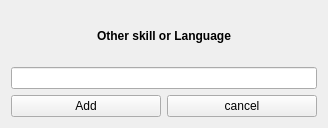
Above: widgets_file/ui_file_backup/other_skills.ui from ericmullally/dnd_tracker before the change. Below: the same form after it.
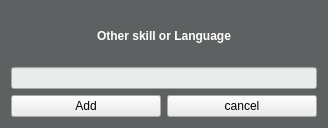
That is the form after the change.

The edit to the form file:
```diff
--- a/widgets_file/ui_file_backup/other_skills.ui
+++ b/widgets_file/ui_file_backup/other_skills.ui
@@ -10,6 +10,448 @@
     <height>128</height>
    </rect>
   </property>
+  <property name="palette">
+   <palette>
+    <active>
+     <colorrole role="WindowText">
+      <brush brushstyle="SolidPattern">
+       <color alpha="255">
+        <red>255</red>
+        <green>255</green>
+        <blue>255</blue>
+       </color>
+      </brush>
+     </colorrole>
+     <colorrole role="Button">
+      <brush brushstyle="SolidPattern">
+       <color alpha="255">
+        <red>94</red>
+        <green>97</green>
+        <blue>98</blue>
+       </color>
+      </brush>
+     </colorrole>
+     <colorrole role="Light">
+      <brush brushstyle="SolidPattern">
+       <color alpha="255">
+        <red>141</red>
+        <green>146</green>
+        <blue>147</blue>
+       </color>
+      </brush>
+     </colorrole>
+     <colorrole role="Midlight">
+      <brush brushstyle="SolidPattern">
+       <color alpha="255">
+        <red>117</red>
+        <green>121</green>
+        <blue>122</blue>
+       </color>
+      </brush>
+     </colorrole>
+     <colorrole role="Dark">
+      <brush brushstyle="SolidPattern">
+       <color alpha="255">
+        <red>47</red>
+        <green>48</green>
+        <blue>49</blue>
+       </color>
+      </brush>
+     </colorrole>
+     <colorrole role="Mid">
+      <brush brushstyle="SolidPattern">
+       <color alpha="255">
+        <red>62</red>
+        <green>64</green>
+        <blue>65</blue>
+       </color>
+      </brush>
+     </colorrole>
+     <colorrole role="Text">
+      <brush brushstyle="SolidPattern">
+       <color alpha="255">
+        <red>255</red>
+        <green>255</green>
+        <blue>255</blue>
+       </color>
+      </brush>
+     </colorrole>
+     <colorrole role="BrightText">
+      <brush brushstyle="SolidPattern">
+       <color alpha="255">
+        <red>255</red>
+        <green>255</green>
+        <blue>255</blue>
+       </color>
+      </brush>
+     </colorrole>
+     <colorrole role="ButtonText">
+      <brush brushstyle="SolidPattern">
+       <color alpha="255">
+        <red>255</red>
+        <green>255</green>
+        <blue>255</blue>
+       </color>
+      </brush>
+     </colorrole>
+     <colorrole role="Base">
+      <brush brushstyle="SolidPattern">
+       <color alpha="255">
+        <red>0</red>
+        <green>0</green>
+        <blue>0</blue>
+       </color>
+      </brush>
+     </colorrole>
+     <colorrole role="Window">
+      <brush brushstyle="SolidPattern">
+       <color alpha="255">
+        <red>94</red>
+        <green>97</green>
+        <blue>98</blue>
+       </color>
+      </brush>
+     </colorrole>
+     <colorrole role="Shadow">
+      <brush brushstyle="SolidPattern">
+       <color alpha="255">
+        <red>0</red>
+        <green>0</green>
+        <blue>0</blue>
+       </color>
+      </brush>
+     </colorrole>
+     <colorrole role="AlternateBase">
+      <brush brushstyle="SolidPattern">
+       <color alpha="255">
+        <red>47</red>
+        <green>48</green>
+        <blue>49</blue>
+       </color>
+      </brush>
+     </colorrole>
+     <colorrole role="ToolTipBase">
+      <brush brushstyle="SolidPattern">
+       <color alpha="255">
+        <red>255</red>
+        <green>255</green>
+        <blue>220</blue>
+       </color>
+      </brush>
+     </colorrole>
+     <colorrole role="ToolTipText">
+      <brush brushstyle="SolidPattern">
+       <color alpha="255">
+        <red>0</red>
+        <green>0</green>
+        <blue>0</blue>
+       </color>
+      </brush>
+     </colorrole>
+     <colorrole role="PlaceholderText">
+      <brush brushstyle="SolidPattern">
+       <color alpha="128">
+        <red>255</red>
+        <green>255</green>
+        <blue>255</blue>
+       </color>
+      </brush>
+     </colorrole>
+    </active>
+    <inactive>
+     <colorrole role="WindowText">
+      <brush brushstyle="SolidPattern">
+       <color alpha="255">
+        <red>255</red>
+        <green>255</green>
+        <blue>255</blue>
+       </color>
+      </brush>
+     </colorrole>
+     <colorrole role="Button">
+      <brush brushstyle="SolidPattern">
+       <color alpha="255">
+        <red>94</red>
+        <green>97</green>
+        <blue>98</blue>
+       </color>
+      </brush>
+     </colorrole>
+     <colorrole role="Light">
+      <brush brushstyle="SolidPattern">
+       <color alpha="255">
+        <red>141</red>
+        <green>146</green>
+        <blue>147</blue>
+       </color>
+      </brush>
+     </colorrole>
+     <colorrole role="Midlight">
+      <brush brushstyle="SolidPattern">
+       <color alpha="255">
+        <red>117</red>
+        <green>121</green>
+        <blue>122</blue>
+       </color>
+      </brush>
+     </colorrole>
+     <colorrole role="Dark">
+      <brush brushstyle="SolidPattern">
+       <color alpha="255">
+        <red>47</red>
+        <green>48</green>
+        <blue>49</blue>
+       </color>
+      </brush>
+     </colorrole>
+     <colorrole role="Mid">
+      <brush brushstyle="SolidPattern">
+       <color alpha="255">
+        <red>62</red>
+        <green>64</green>
+        <blue>65</blue>
+       </color>
+      </brush>
+     </colorrole>
+     <colorrole role="Text">
+      <brush brushstyle="SolidPattern">
+       <color alpha="255">
+        <red>255</red>
+        <green>255</green>
+        <blue>255</blue>
+       </color>
+      </brush>
+     </colorrole>
+     <colorrole role="BrightText">
+      <brush brushstyle="SolidPattern">
+       <color alpha="255">
+        <red>255</red>
+        <green>255</green>
+        <blue>255</blue>
+       </color>
+      </brush>
+     </colorrole>
+     <colorrole role="ButtonText">
+      <brush brushstyle="SolidPattern">
+       <color alpha="255">
+        <red>255</red>
+        <green>255</green>
+        <blue>255</blue>
+       </color>
+      </brush>
+     </colorrole>
+     <colorrole role="Base">
+      <brush brushstyle="SolidPattern">
+       <color alpha="255">
+        <red>0</red>
+        <green>0</green>
+        <blue>0</blue>
+       </color>
+      </brush>
+     </colorrole>
+     <colorrole role="Window">
+      <brush brushstyle="SolidPattern">
+       <color alpha="255">
+        <red>94</red>
+        <green>97</green>
+        <blue>98</blue>
+       </color>
+      </brush>
+     </colorrole>
+     <colorrole role="Shadow">
+      <brush brushstyle="SolidPattern">
+       <color alpha="255">
+        <red>0</red>
+        <green>0</green>
+        <blue>0</blue>
+       </color>
+      </brush>
+     </colorrole>
+     <colorrole role="AlternateBase">
+      <brush brushstyle="SolidPattern">
+       <color alpha="255">
+        <red>47</red>
+        <green>48</green>
+        <blue>49</blue>
+       </color>
+      </brush>
+     </colorrole>
+     <colorrole role="ToolTipBase">
+      <brush brushstyle="SolidPattern">
+       <color alpha="255">
+        <red>255</red>
+        <green>255</green>
+        <blue>220</blue>
+       </color>
+      </brush>
+     </colorrole>
+     <colorrole role="ToolTipText">
+      <brush brushstyle="SolidPattern">
+       <color alpha="255">
+        <red>0</red>
+        <green>0</green>
+        <blue>0</blue>
+       </color>
+      </brush>
+     </colorrole>
+     <colorrole role="PlaceholderText">
+      <brush brushstyle="SolidPattern">
+       <color alpha="128">
+        <red>255</red>
+        <green>255</green>
+        <blue>255</blue>
+       </color>
+      </brush>
+     </colorrole>
+    </inactive>
+    <disabled>
+     <colorrole role="WindowText">
+      <brush brushstyle="SolidPattern">
+       <color alpha="255">
+        <red>47</red>
+        <green>48</green>
+        <blue>49</blue>
+       </color>
+      </brush>
+     </colorrole>
+     <colorrole role="Button">
+      <brush brushstyle="SolidPattern">
+       <color alpha="255">
+        <red>94</red>
+        <green>97</green>
+        <blue>98</blue>
+       </color>
+      </brush>
+     </colorrole>
+     <colorrole role="Light">
+      <brush brushstyle="SolidPattern">
+       <color alpha="255">
+        <red>141</red>
+        <green>146</green>
+        <blue>147</blue>
+       </color>
+      </brush>
+     </colorrole>
+     <colorrole role="Midlight">
+      <brush brushstyle="SolidPattern">
+       <color alpha="255">
+        <red>117</red>
+        <green>121</green>
+        <blue>122</blue>
+       </color>
+      </brush>
+     </colorrole>
+     <colorrole role="Dark">
+      <brush brushstyle="SolidPattern">
+       <color alpha="255">
+        <red>47</red>
+        <green>48</green>
+        <blue>49</blue>
+       </color>
+      </brush>
+     </colorrole>
+     <colorrole role="Mid">
+      <brush brushstyle="SolidPattern">
+       <color alpha="255">
+        <red>62</red>
+        <green>64</green>
+        <blue>65</blue>
+       </color>
+      </brush>
+     </colorrole>
+     <colorrole role="Text">
+      <brush brushstyle="SolidPattern">
+       <color alpha="255">
+        <red>47</red>
+        <green>48</green>
+        <blue>49</blue>
+       </color>
+      </brush>
+     </colorrole>
+     <colorrole role="BrightText">
+      <brush brushstyle="SolidPattern">
+       <color alpha="255">
+        <red>255</red>
+        <green>255</green>
+        <blue>255</blue>
+       </color>
+      </brush>
+     </colorrole>
+     <colorrole role="ButtonText">
+      <brush brushstyle="SolidPattern">
+       <color alpha="255">
+        <red>47</red>
+        <green>48</green>
+        <blue>49</blue>
+       </color>
+      </brush>
+     </colorrole>
+     <colorrole role="Base">
+      <brush brushstyle="SolidPattern">
+       <color alpha="255">
+        <red>94</red>
+        <green>97</green>
+        <blue>98</blue>
+       </color>
+      </brush>
+     </colorrole>
+     <colorrole role="Window">
+      <brush brushstyle="SolidPattern">
+       <color alpha="255">
+        <red>94</red>
+        <green>97</green>
+        <blue>98</blue>
+       </color>
+      </brush>
+     </colorrole>
+     <colorrole role="Shadow">
+      <brush brushstyle="SolidPattern">
+       <color alpha="255">
+        <red>0</red>
+        <green>0</green>
+        <blue>0</blue>
+       </color>
+      </brush>
+     </colorrole>
+     <colorrole role="AlternateBase">
+      <brush brushstyle="SolidPattern">
+       <color alpha="255">
+        <red>94</red>
+        <green>97</green>
+        <blue>98</blue>
+       </color>
+      </brush>
+     </colorrole>
+     <colorrole role="ToolTipBase">
+      <brush brushstyle="SolidPattern">
+       <color alpha="255">
+        <red>255</red>
+        <green>255</green>
+        <blue>220</blue>
+       </color>
+      </brush>
+     </colorrole>
+     <colorrole role="ToolTipText">
+      <brush brushstyle="SolidPattern">
+       <color alpha="255">
+        <red>0</red>
+        <green>0</green>
+        <blue>0</blue>
+       </color>
+      </brush>
+     </colorrole>
+     <colorrole role="PlaceholderText">
+      <brush brushstyle="SolidPattern">
+       <color alpha="128">
+        <red>255</red>
+        <green>255</green>
+        <blue>255</blue>
+       </color>
+      </brush>
+     </colorrole>
+    </disabled>
+   </palette>
+  </property>
   <property name="windowTitle">
    <string>Form</string>
   </property>
@@ -31,10 +473,17 @@
     </widget>
    </item>
    <item row="1" column="0" colspan="2">
-    <widget class="QLineEdit" name="skills_input"/>
+    <widget class="QLineEdit" name="skills_input">
+     <property name="styleSheet">
+      <string notr="true">background-color:#eaebeb; color:black;</string>
+     </property>
+    </widget>
    </item>
    <item row="2" column="0">
     <widget class="QPushButton" name="add_button">
+     <property name="styleSheet">
+      <string notr="true">background-color:#eaebeb;</string>
+     </property>
      <property name="text">
       <string>Add</string>
      </property>
@@ -42,6 +491,9 @@
    </item>
    <item row="2" column="1">
     <widget class="QPushButton" name="cancel_button">
+     <property name="styleSheet">
+      <string notr="true">background-color:#eaebeb;</string>
+     </property>
      <property name="text">
       <string>cancel</string>
      </property>
```
